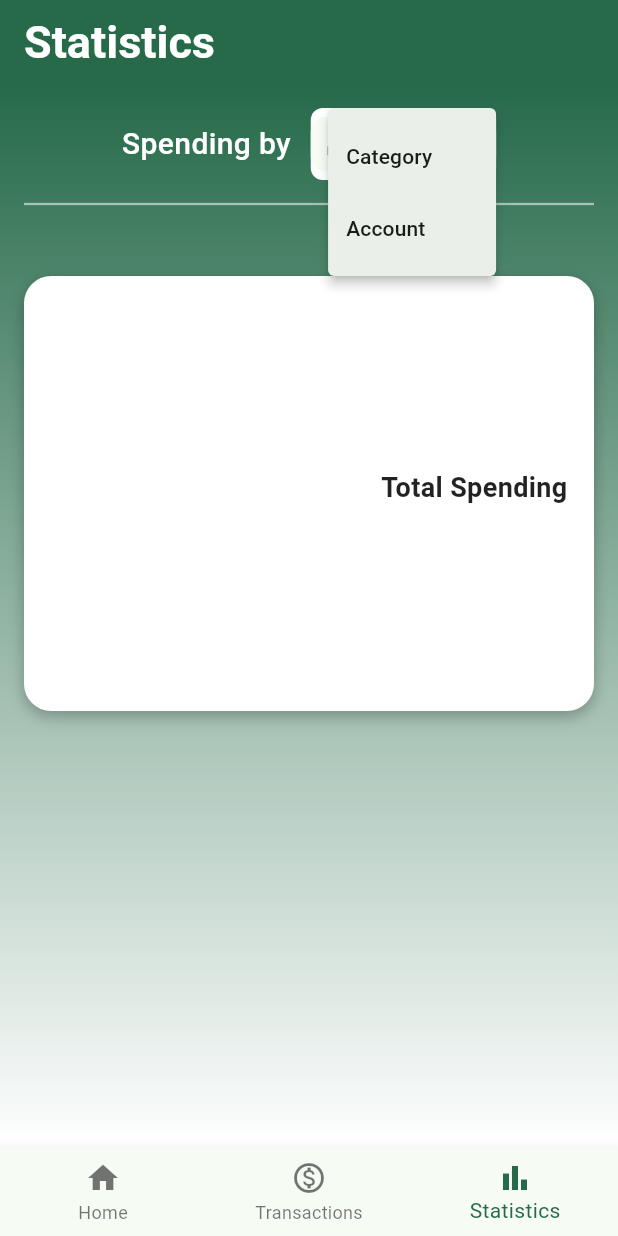
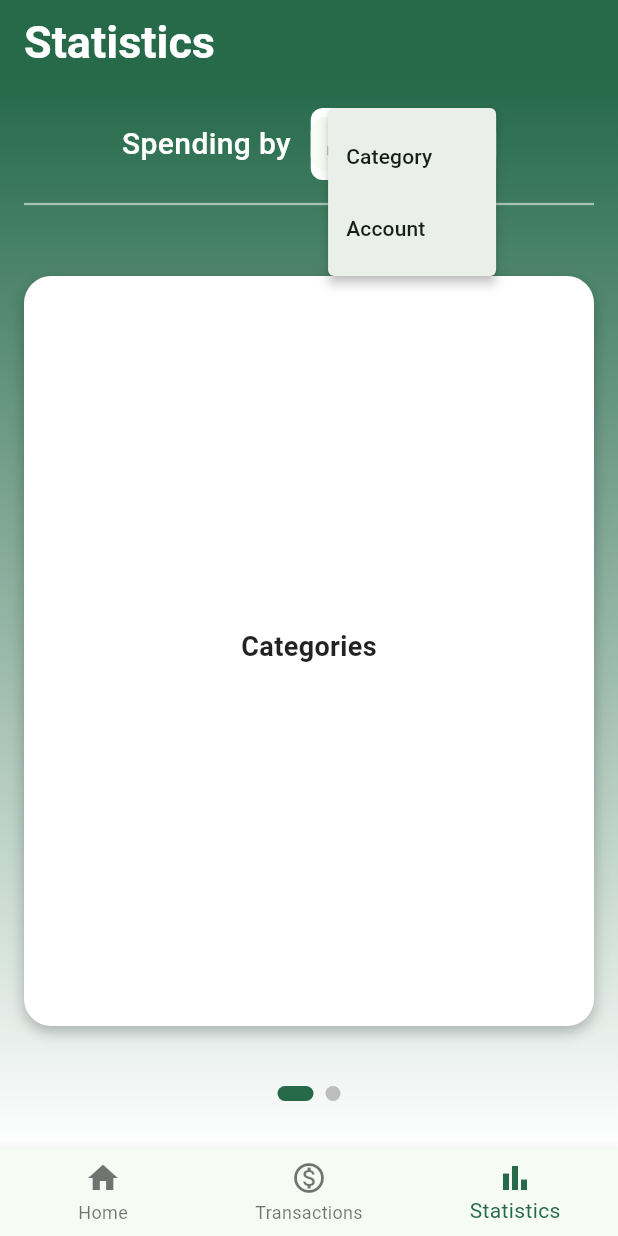
Before and after one commit to karydesc/FiTrack, a Flutter app: the screen it shows after launch, item 3 of the bottom bar chosen, after a tap on "CATEGORY", on a phone screen of 412 x 824 dp. Run offline on Flutter 3.47's test engine with Material 3 defaults, Android fonts, the phone set to English and light mode, and no system bars; drawn by our look-alikes of fl_chart; our stand-ins replace hive, hive_flutter, image_picker; accounts and stored records are empty.

```diff
--- a/lib/screens/AccountsScreen.dart
+++ b/lib/screens/AccountsScreen.dart
@@ -178,7 +178,7 @@ class _AccountsScreenState extends State<AccountsScreen> {
                                   ),
                                 ),
                                 Text(
-                                  "${HiveService().getAccountBalance(account).toStringAsFixed(2)}€",
+                                  "${HiveService().getAccountBalance(account.id).toStringAsFixed(2)}€",
                                   style: const TextStyle(
                                     fontWeight: FontWeight.bold,
                                     fontSize: 16,
@@ -332,10 +332,10 @@ class _AccountsScreenState extends State<AccountsScreen> {
                       ),
                     ),
                     trailing: Text(
-                      "${HiveService().getAccountBalance(account).toStringAsFixed(2)}€",
+                      "${HiveService().getAccountBalance(account.id).toStringAsFixed(2)}€",
                       style: TextStyle(
                         fontSize: 18,
-                        color: HiveService().getAccountBalance(account) >= 0
+                        color: HiveService().getAccountBalance(account.id) >= 0
                             ? const Color.fromARGB(255, 2, 138, 7)
                             : const Color.fromARGB(255, 245, 72, 59),
                         fontWeight: FontWeight.bold,
--- a/lib/screens/RootView.dart
+++ b/lib/screens/RootView.dart
@@ -1,3 +1,5 @@
+import "dart:math";
+
 import "package:FiTrack/models/Account.dart";
 import "package:FiTrack/models/Transaction.dart";
 import "package:FiTrack/screens/StatisticsScreen.dart";
@@ -5,7 +7,6 @@ import "package:FiTrack/screens/TransactionsScreen.dart";
 import "package:FiTrack/services/HiveService.dart";
 import "package:flutter/material.dart";
 import "package:flutter/services.dart";
-import "package:hive_flutter/hive_flutter.dart";
 import "MainScreen.dart";
 import 'dart:io';
 import 'package:image_picker/image_picker.dart';
@@ -20,6 +21,8 @@ class RootView extends StatefulWidget {
 
 class _RootViewState extends State<RootView> {
   int selectedPage = 0;
+
+  final PageController pageController = PageController();
 
   void addOrEditTransactionModal(Transaction? transaction) {
     if (HiveService().getAllAccounts().isEmpty) {
@@ -274,6 +277,11 @@ class _RootViewState extends State<RootView> {
         allTransactionsTap: () {
           setState(() {
             selectedPage = 1;
+            pageController.animateToPage(
+              1,
+              duration: Duration(milliseconds: 300),
+              curve: Curves.easeInOut,
+            );
           });
         },
         addTransactionModal: addOrEditTransactionModal,
@@ -288,7 +296,7 @@ class _RootViewState extends State<RootView> {
           return ValueListenableBuilder(
             valueListenable: HiveService().accountsListenable,
             builder: (context, value, child) {
-              return pages[selectedPage];
+              return PageView(controller: pageController, children: pages);
             },
           );
         },
@@ -298,6 +306,11 @@ class _RootViewState extends State<RootView> {
         onTap: (index) => {
           setState(() {
             selectedPage = index;
+            pageController.animateToPage(
+              index,
+              duration: Duration(milliseconds: 500),
+              curve: Curves.fastOutSlowIn,
+            );
           }),
         },
         currentIndex: selectedPage,
--- a/lib/screens/StatisticsScreen.dart
+++ b/lib/screens/StatisticsScreen.dart
@@ -1,9 +1,8 @@
 import 'package:FiTrack/services/HiveService.dart';
-import 'package:FiTrack/widgets/pie_chart_widget.dart';
+import 'package:FiTrack/widgets/pie_chart_widget%20_account.dart';
+import 'package:FiTrack/widgets/pie_chart_widget_category.dart';
+import 'package:fl_chart/fl_chart.dart';
 import 'package:flutter/material.dart';
-import 'package:hive/hive.dart';
-
-Map<String, Color> categoryColors = {};
 
 class StatisticsScreen extends StatefulWidget {
   const StatisticsScreen({super.key});
@@ -13,8 +12,18 @@ class StatisticsScreen extends StatefulWidget {
 }
 
 class _StatisticsScreenState extends State<StatisticsScreen> {
-  String mode = "category";
+  int selectedPieChartIndex = 0;
   String selectedChartAccount = "none";
+  int _mainPageIndex = 0;
+
+  final PageController _pieChartPageController = PageController();
+
+  @override
+  void dispose() {
+    _pieChartPageController.dispose();
+    super.dispose();
+  }
+
   @override
   Widget build(BuildContext context) {
     return Scaffold(
@@ -32,9 +41,156 @@ class _StatisticsScreenState extends State<StatisticsScreen> {
             end: Alignment.bottomCenter,
           ),
         ),
+        child: Column(
+          children: [
+            Expanded(
               child: PageView(
+                onPageChanged: (index) {
+                  setState(() {
+                    _mainPageIndex = index;
+                  });
+                },
+                children: [buildPieChartView(), buildBarChartView()],
+              ),
+            ),
+            Padding(
+              padding: const EdgeInsets.only(bottom: 32.0, top: 8.0),
+              child: Row(
+                mainAxisAlignment: MainAxisAlignment.center,
+                children: [buildDot(0), const SizedBox(width: 8), buildDot(1)],
+              ),
+            ),
+          ],
+        ),
+      ),
+    );
+  }
+
+  Widget buildDot(int index) {
+    return AnimatedContainer(
+      duration: const Duration(milliseconds: 300),
+      height: 10,
+      width: _mainPageIndex == index ? 24 : 10,
+      decoration: BoxDecoration(
+        color: _mainPageIndex == index
+            ? Theme.of(context).primaryColor
+            : Colors.grey.shade400,
+        borderRadius: BorderRadius.circular(5),
+      ),
+    );
+  }
+
+  Container buildBarChartView() {
+    return Container(
+      padding: EdgeInsets.all(16),
+      width: double.infinity,
+      height: double.infinity,
+      child: Column(
         children: [
+          Row(
+            mainAxisAlignment: MainAxisAlignment.center,
+            children: [
+              Text(
+                "Chart for Account: ",
+                style: TextStyle(
+                  fontSize: 20,
+                  fontWeight: FontWeight.w500,
+                  color: Colors.white,
+                ),
+              ),
+              const SizedBox(width: 16),
               Container(
+                constraints: BoxConstraints(maxWidth: 150, maxHeight: 50),
+                decoration: BoxDecoration(
+                  color: Colors.white,
+                  borderRadius: BorderRadius.circular(8),
+                ),
+                child: PopupMenuButton(
+                  onSelected: (value) {
+                    setState(() {
+                      selectedChartAccount = value.toString();
+                    });
+                  },
+                  itemBuilder: (context) {
+                    final accounts = HiveService().getAllAccounts();
+                    if (accounts.isEmpty) {
+                      return [
+                        const PopupMenuItem(
+                          value: "none",
+                          child: Text("No accounts"),
+                        ),
+                      ];
+                    }
+                    return accounts
+                        .map(
+                          (account) => PopupMenuItem(
+                            value: account.id,
+                            child: Text(account.name),
+                          ),
+                        )
+                        .toList();
+                  },
+                  child: Chip(
+                    label: Text(
+                      selectedChartAccount == "none"
+                          ? "Select account"
+                          : HiveService()
+                                .getAccount(selectedChartAccount)!
+                                .name,
+                      style: const TextStyle(fontWeight: FontWeight.w600),
+                    ),
+                    avatar: Icon(Icons.account_balance, size: 18),
+                    side: BorderSide.none,
+                    shape: RoundedRectangleBorder(
+                      borderRadius: BorderRadius.circular(10),
+                    ),
+                  ),
+                ),
+              ),
+            ],
+          ),
+          Divider(color: Colors.white54, height: 32, thickness: 1.5),
+          const SizedBox(height: 32),
+          Container(
+            padding: EdgeInsets.symmetric(vertical: 24, horizontal: 16),
+            height: 380,
+            decoration: BoxDecoration(
+              color: Colors.white,
+              borderRadius: BorderRadius.circular(18),
+              boxShadow: [
+                BoxShadow(
+                  color: Colors.black26,
+                  blurRadius: 8,
+                  offset: Offset(0, 4),
+                ),
+              ],
+            ),
+            child: BarChart(
+              BarChartData(
+                borderData: FlBorderData(show: false),
+                gridData: const FlGridData(show: true),
+                titlesData: const FlTitlesData(
+                  topTitles: AxisTitles(
+                    sideTitles: SideTitles(showTitles: false),
+                  ),
+                  rightTitles: AxisTitles(
+                    sideTitles: SideTitles(showTitles: false),
+                  ),
+                  bottomTitles: AxisTitles(
+                    sideTitles: SideTitles(showTitles: false),
+                  ),
+                ),
+                barGroups: buildBarGroupsForAccount(selectedChartAccount),
+              ),
+            ),
+          ),
+        ],
+      ),
+    );
+  }
+
+  Container buildPieChartView() {
+    return Container(
       padding: EdgeInsets.all(16),
       width: double.infinity,
       height: double.infinity,
@@ -53,40 +209,34 @@ class _StatisticsScreenState extends State<StatisticsScreen> {
               ),
               const SizedBox(width: 8),
               Container(
-                        constraints: BoxConstraints(
-                          maxWidth: 150,
-                          maxHeight: 50,
-                        ),
+                constraints: BoxConstraints(maxWidth: 150, maxHeight: 50),
                 decoration: BoxDecoration(
                   color: Colors.white,
                   borderRadius: BorderRadius.circular(8),
                 ),
                 child: PopupMenuButton(
                   onSelected: (value) {
+                    _pieChartPageController.animateToPage(
+                      value,
+                      duration: const Duration(milliseconds: 300),
+                      curve: Curves.easeInOut,
+                    );
+
                     setState(() {
-                              mode = value.toString();
+                      selectedPieChartIndex = value;
                     });
                   },
-
                   itemBuilder: (context) => [
-                            const PopupMenuItem(
-                              value: "category",
-                              child: Text("Category"),
-                            ),
-                            const PopupMenuItem(
-                              value: "account",
-                              child: Text("Account"),
-                            ),
+                    const PopupMenuItem(value: 0, child: Text("Category")),
+                    const PopupMenuItem(value: 1, child: Text("Account")),
                   ],
                   child: Chip(
                     label: Text(
-                              mode.toUpperCase(),
-                              style: const TextStyle(
-                                fontWeight: FontWeight.w600,
-                              ),
+                      selectedPieChartIndex == 0 ? "CATEGORY" : "ACCOUNT",
+                      style: const TextStyle(fontWeight: FontWeight.w600),
                     ),
                     avatar: Icon(
-                              mode == "category"
+                      selectedPieChartIndex == 0
                           ? Icons.category
                           : Icons.account_balance,
                       size: 18,
@@ -103,7 +253,8 @@ class _StatisticsScreenState extends State<StatisticsScreen> {
           Divider(color: Colors.white54, height: 32, thickness: 1.5),
           SizedBox(height: 32),
           Container(
-                    padding: EdgeInsets.symmetric(vertical: 50, horizontal: 16),
+            padding: EdgeInsets.symmetric(vertical: 24, horizontal: 16),
+            height: 500,
             decoration: BoxDecoration(
               color: Colors.white,
               borderRadius: BorderRadius.circular(18),
@@ -115,99 +266,59 @@ class _StatisticsScreenState extends State<StatisticsScreen> {
                 ),
               ],
             ),
-                    child: pie_chart_widget(),
-                  ),
-                ],
-              ),
-            ),
-            Container(
-              padding: EdgeInsets.all(16),
-              width: double.infinity,
-              height: double.infinity,
-              child: Column(
+            child: PageView(
+              controller: _pieChartPageController,
+              onPageChanged: (value) => setState(() {
+                selectedPieChartIndex = value;
+              }),
               children: [
-                  Row(
-                    mainAxisAlignment: MainAxisAlignment.center,
-                    children: [
-                      Text(
-                        "Chart for account: ",
-                        style: TextStyle(
-                          fontSize: 20,
-                          fontWeight: FontWeight.w500,
-                          color: Colors.white,
-                        ),
-                      ),
-                      const SizedBox(width: 16),
-                      Container(
-                        constraints: BoxConstraints(
-                          maxWidth: 150,
-                          maxHeight: 50,
-                        ),
-                        decoration: BoxDecoration(
-                          color: Colors.white,
-                          borderRadius: BorderRadius.circular(8),
-                        ),
-                        child: PopupMenuButton(
-                          onSelected: (value) {
-                            setState(() {
-                              selectedChartAccount = value.toString();
-                            });
-                          },
-
-                          itemBuilder: (context) {
-                            final accounts = HiveService().getAllAccounts();
-                            if (accounts.isEmpty) {
-                              return [
-                                const PopupMenuItem(
-                                  value: "none",
-                                  child: Text("No accounts"),
-                                ),
-                              ];
-                            }
-                            // final startingBalance = HiveService()
-                            //     .getBalanceUptoDate(
-                            //       DateTime.now(),
-                            //       HiveService().getAccount(
-                            //         selectedChartAccount,
-                            //       )!,
-                            //     );
-                            return accounts
-                                .map(
-                                  (account) => PopupMenuItem(
-                                    value: account.id,
-                                    child: Text(account.name),
-                                  ),
-                                )
-                                .toList();
-                          },
-                          child: Chip(
-                            label: Text(
-                              selectedChartAccount == "none"
-                                  ? "Select account"
-                                  : HiveService()
-                                        .getAccount(selectedChartAccount)!
-                                        .name,
-                              style: const TextStyle(
-                                fontWeight: FontWeight.w600,
-                              ),
-                            ),
-                            avatar: Icon(Icons.account_balance, size: 18),
-                            side: BorderSide.none,
-                            shape: RoundedRectangleBorder(
-                              borderRadius: BorderRadius.circular(10),
-                            ),
-                          ),
-                        ),
-                      ),
-                    ],
-                  ),
-                  Divider(color: Colors.white54, height: 32, thickness: 1.5),
+                pie_chart_widget_category(),
+                pie_chart_widget_account(),
               ],
             ),
           ),
         ],
       ),
+    );
+  }
+
+  List<BarChartGroupData> buildBarGroupsForAccount(
+    String selectedChartAccount,
+  ) {
+    if (selectedChartAccount == "none") {
+      return [];
+    }
+
+    double previousBalance = HiveService().getBalanceUptoDate(
+      DateTime.now().subtract(Duration(days: 60)),
+      selectedChartAccount,
+    );
+
+    final spendingMap = HiveService().getAccountSpendingInRange(
+      selectedChartAccount,
+      DateTime.now().subtract(Duration(days: 60)),
+      DateTime.now(),
+      previousBalance,
+    );
+
+    List<BarChartGroupData> barGroups = [];
+    int index = 0;
+    spendingMap.forEach((date, amount) {
+      barGroups.add(
+        BarChartGroupData(
+          x: index,
+          barRods: [
+            BarChartRodData(
+              toY: amount,
+              color: amount >= 0 ? Colors.green : Colors.red,
+              width: 10,
+              borderRadius: BorderRadius.circular(4),
+            ),
+          ],
         ),
       );
+      index++;
+    });
+    return barGroups;
   }
 }
--- /dev/null
+++ b/lib/widgets/pie_chart_widget_category.dart
@@ -0,0 +1,82 @@
+import 'package:FiTrack/screens/StatisticsScreen.dart';
+import 'package:FiTrack/services/HiveService.dart';
+import 'package:fl_chart/fl_chart.dart';
+import 'package:flutter/material.dart';
+
+var categoryColors = <String, Color>{};
+
+class pie_chart_widget_category extends StatelessWidget {
+  const pie_chart_widget_category({super.key});
+
+  @override
+  Widget build(BuildContext context) {
+    return Column(
+      children: [
+        SizedBox(
+          height: 210,
+          width: 200,
+          child: PieChart(PieChartData(sections: buildSections().toList())),
+        ),
+        const SizedBox(width: 32),
+        Column(
+          mainAxisAlignment: MainAxisAlignment.start,
+          crossAxisAlignment: CrossAxisAlignment.start,
+          children: [
+            Text(
+              "Categories",
+              style: TextStyle(
+                fontSize: 18,
+                fontWeight: FontWeight.w600,
+                color: Colors.black87,
+              ),
+            ),
+            const SizedBox(height: 8),
+            ...categoryColors.entries.map((entry) {
+              return Padding(
+                padding: const EdgeInsets.only(bottom: 6.0),
+                child: Row(
+                  children: [
+                    Container(
+                      width: 16,
+                      height: 16,
+                      decoration: BoxDecoration(
+                        color: entry.value,
+                        shape: BoxShape.circle,
+                      ),
+                    ),
+                    const SizedBox(width: 8),
+                    Text(
+                      entry.key, // The category name!
+                      style: const TextStyle(
+                        fontSize: 14,
+                        color: Colors.black87,
+                      ),
+                    ),
+                  ],
+                ),
+              );
+            }),
+          ],
+        ),
+      ],
+    );
+  }
+
+  Iterable<PieChartSectionData> buildSections() {
+    final spendingPerCategoryMap = HiveService().getTotalSpendingByCategory();
+    final categories = spendingPerCategoryMap.keys.toList();
+
+    return categories.map((category) {
+      final spending = spendingPerCategoryMap[category] ?? 0;
+      categoryColors[category] = Colors
+          .primaries[categories.indexOf(category) % Colors.primaries.length];
+
+      return PieChartSectionData(
+        value: spending,
+        title: "", //
+        color: Colors
+            .primaries[categories.indexOf(category) % Colors.primaries.length],
+      );
+    });
+  }
+}
```
Also changed, not shown: lib/main.dart (+56 -2 lines), lib/services/HiveService.dart (+6 -6 lines), lib/widgets/pie_chart_widget _account.dart (renamed from lib/widgets/pie_chart_widget.dart, +35 -27 lines), 6 other files. Lines whose indentation alone changed are shown as unchanged.
